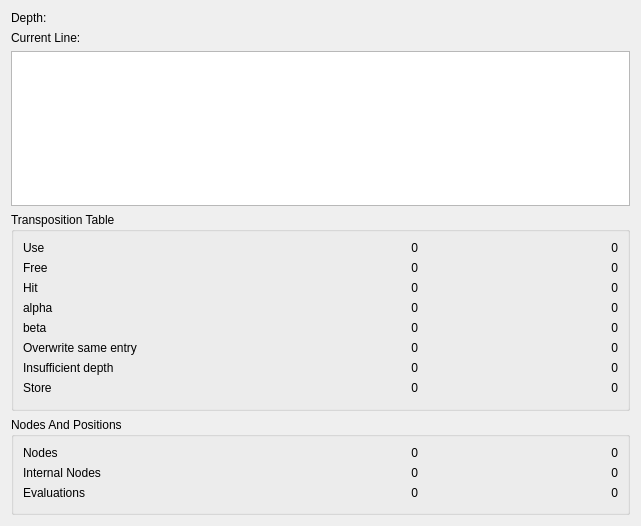
Above: stats.ui from gpiez/hayabusa before the change. Below: the same form after it.
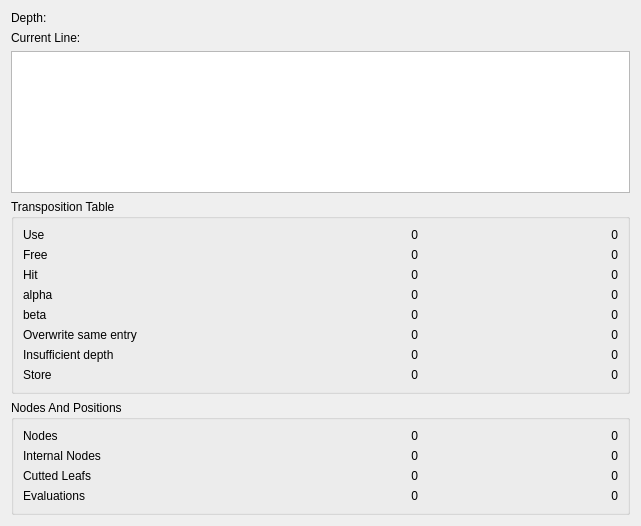
That is the form after the change.

Commit message: Added statistics for cutted leafs

The edit to the form file:
```diff
--- a/stats.ui
+++ b/stats.ui
@@ -342,7 +342,7 @@
         </property>
        </widget>
       </item>
-      <item row="3" column="1">
+      <item row="4" column="1">
        <spacer name="verticalSpacer">
         <property name="orientation">
          <enum>Qt::Vertical</enum>
@@ -394,14 +394,14 @@
         </property>
        </widget>
       </item>
-      <item row="2" column="0">
+      <item row="3" column="0">
        <widget class="QLabel" name="label_3">
         <property name="text">
          <string>Evaluations</string>
         </property>
        </widget>
       </item>
-      <item row="2" column="1">
+      <item row="3" column="1">
        <widget class="QLabel" name="veval">
         <property name="text">
          <string>0</string>
@@ -411,7 +411,7 @@
         </property>
        </widget>
       </item>
-      <item row="2" column="2">
+      <item row="3" column="2">
        <widget class="QLabel" name="neval">
         <property name="text">
          <string>0</string>
@@ -421,6 +421,33 @@
         </property>
        </widget>
       </item>
+      <item row="2" column="0">
+       <widget class="QLabel" name="label_8">
+        <property name="text">
+         <string>Cutted Leafs</string>
+        </property>
+       </widget>
+      </item>
+      <item row="2" column="1">
+       <widget class="QLabel" name="vleafcut">
+        <property name="text">
+         <string>0</string>
+        </property>
+        <property name="alignment">
+         <set>Qt::AlignRight|Qt::AlignTrailing|Qt::AlignVCenter</set>
+        </property>
+       </widget>
+      </item>
+      <item row="2" column="2">
+       <widget class="QLabel" name="nleafcut">
+        <property name="text">
+         <string>0</string>
+        </property>
+        <property name="alignment">
+         <set>Qt::AlignRight|Qt::AlignTrailing|Qt::AlignVCenter</set>
+        </property>
+       </widget>
+      </item>
      </layout>
     </widget>
    </item>
```
The commit also changes 3 other files.
